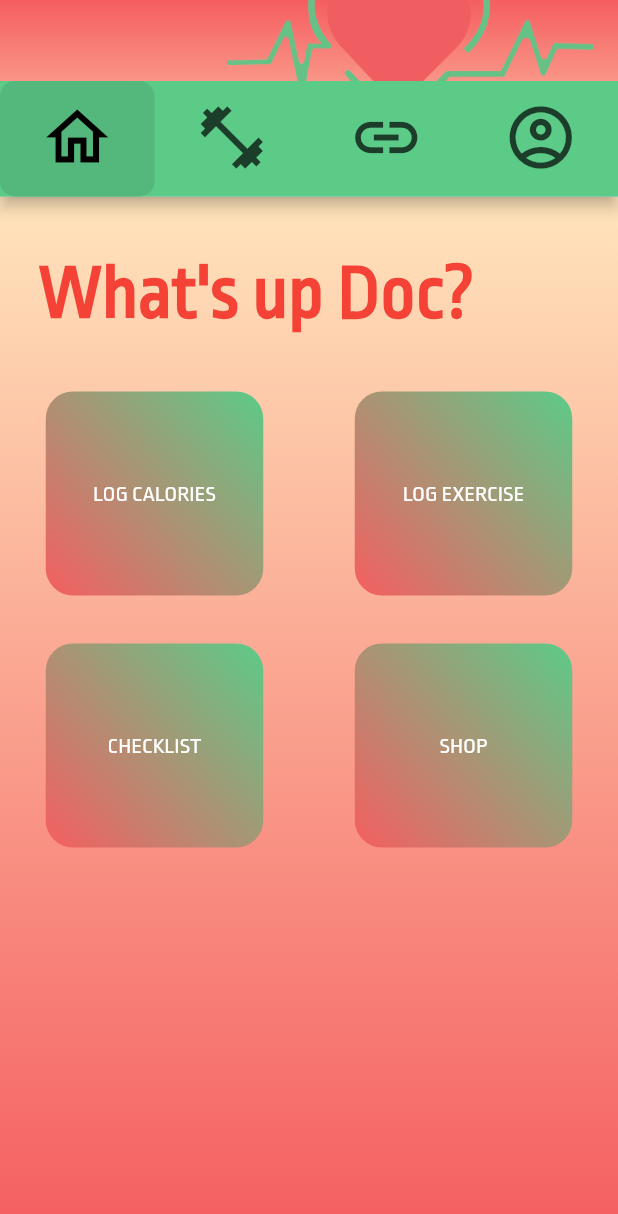
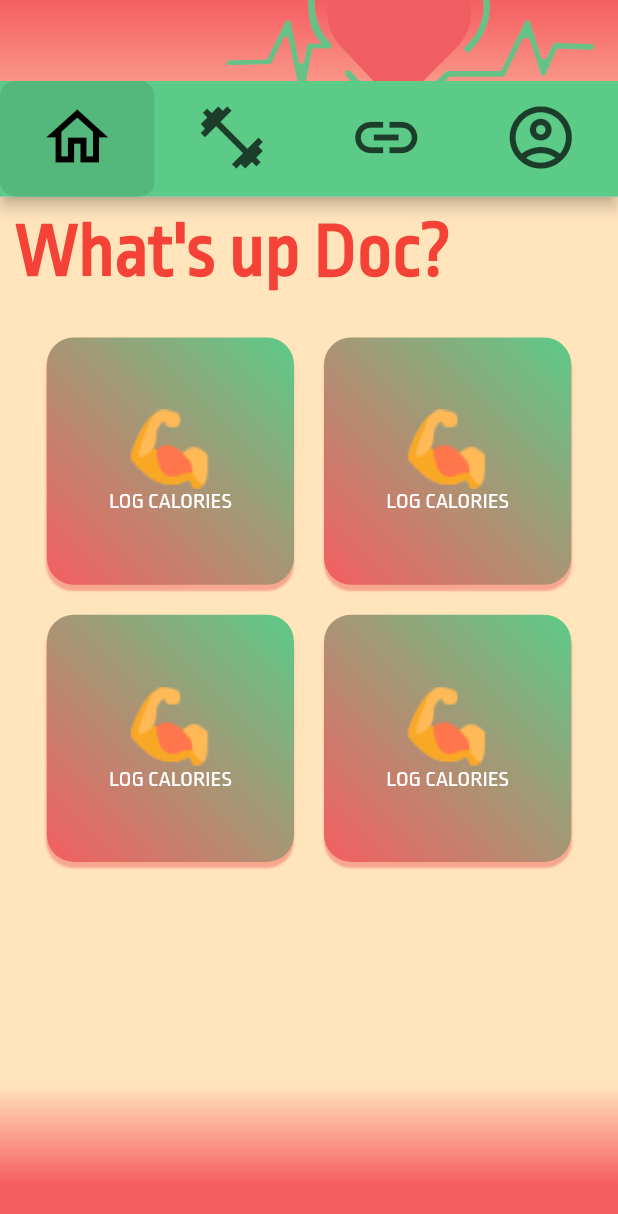
Before and after one commit to jbonnelycke/at-health, a Flutter app: the screen it shows after launch, on a phone screen of 412 x 824 dp. Shown: the top 1214 px of the screen. Run offline on Flutter 3.47's test engine with Material 2 defaults, Android fonts, the light colour scheme and no system bars; our stand-ins replace gradient_app_bar, modal_progress_hud; missing offline and left inert: at_client_mobile, at_commons, at_demo_data, at_utils.

Commit message:
Added Icons, Added Gradient, Made Buttons, Made Home Screen Repsonsive

```diff
--- a/at_health/lib/components/HealthBar.dart
+++ b/at_health/lib/components/HealthBar.dart
@@ -1,13 +1,12 @@
 import 'package:flutter/cupertino.dart';
 import 'package:flutter/material.dart';
 import 'package:gradient_app_bar/gradient_app_bar.dart';
-import 'package:health/components/CompTabBar.dart';
 
 Widget HealthBar({Widget bottom}) {
   var gradientAppBar = new GradientAppBar(
     title: Padding(
       padding: const EdgeInsets.fromLTRB(135, 0, 0, 0),
-      child: Image.asset('assets/health_logo.png'),
+      child: Image.asset('assets/img/health_logo.png'),
     ),
     bottom: bottom,
     gradient: LinearGradient(
@@ -17,44 +16,3 @@ Widget HealthBar({Widget bottom}) {
   );
   return gradientAppBar;
 }
-
-// class Yes extends StatelessWidget {
-//   @override
-//   Widget build(BuildContext context) {
-//     // TODO: implement build
-//     return Container(
-//       height: 200.0,
-//       width: 200.0,
-//       child: GridView.count(
-//           crossAxisCount: 2,
-//           children: List.generate(4, (index) {
-//             return Center(
-//                 child: Container(
-//               height: 75,
-//               width: 100.0,
-//               child: Center(child: Text('Junior')),
-//               color: Colors.red[200],
-//             ));
-//           })),
-//     );
-//   }
-// }
-
-// class HealthBar extends StatefulWidget implements  {
-//   @override
-//   State<StatefulWidget> createState() {
-//     // TODO: implement createState
-//     return _HealthBarState();
-//     throw UnimplementedError();
-//   }
-// }
-
-// class _HealthBarState extends State<HealthBar> {
-//   @override
-//   Widget build(BuildContext context) {
-//     return Scaffold(
-//         appBar: AppBar(
-//       title: Image.asset("assets/health_polo.png"),
-//       centerTitle: true,
-//     ));
-//   }
--- a/at_health/lib/screens/challenge_screen.dart
+++ b/at_health/lib/screens/challenge_screen.dart
@@ -3,7 +3,8 @@ import 'package:flutter/material.dart';
 import 'package:gradient_app_bar/gradient_app_bar.dart';
 import 'package:health/components/CompTabBar.dart';
 import 'package:health/components/HealthBar.dart';
-import 'package:health/screens/tabs/homeScreen.dart';
+import 'package:health/screens/tabs/HomeScreenTab.dart';
+// import 'package:health/screens/tabs/homeScreen.dart';
 
 class ChallengeScreen extends StatefulWidget {
   static final String id = 'challenge';
@@ -25,15 +26,19 @@ class _ChallengeScreenState extends State<ChallengeScreen> {
               decoration: BoxDecoration(
                   gradient: LinearGradient(
                       begin: Alignment.topCenter,
-                      end: Alignment.bottomCenter,
-                      colors: [Color(0xffFFE4BC), Color(0xffF55E61)])),
+                      end: Alignment(0.0, 0.9),
+                      colors: [Color(0xffFFE4BC), Color(0xffF55E61)],
+                      stops: [0.9, 1])),
+              child: Padding(
+                padding: const EdgeInsets.all(10.0),
                 child: TabBarView(
                   children: [
-                  HomeScreenTab(),
+                    HomeScreenTab(context),
                     Text("Junior"),
                     Text("Was"),
                     Text("Here")
                   ],
+                ),
               ))),
     );
   }
--- /dev/null
+++ b/at_health/lib/screens/tabs/HomeScreenTab.dart
@@ -0,0 +1,238 @@
+// import 'dart:html';
+
+import 'package:flutter/material.dart';
+
+Widget HomeScreenTab(BuildContext context) {
+  return Column(
+    children: [
+      Container(
+        margin: EdgeInsets.only(bottom: 30.0),
+        child: Align(
+          alignment: Alignment.centerLeft,
+          child: Text(
+            'What\'s up Doc?',
+            textAlign: TextAlign.left,
+            style: TextStyle(
+                fontSize: 50,
+                fontFamily: 'RopaSans',
+                fontWeight: FontWeight.bold,
+                color: Colors.red),
+          ),
+        ),
+      ),
+      Container(
+          width: (MediaQuery.of(context).size.width * 0.8) + 20,
+          margin: EdgeInsets.only(bottom: 20.0),
+          child: Row(
+              mainAxisAlignment: MainAxisAlignment.spaceBetween,
+              children: <Widget>[
+                SizedBox(
+                  width: (MediaQuery.of(context).size.width * 0.8) / 2,
+                  height: (MediaQuery.of(context).size.width * 0.8) / 2,
+                  child: MaterialButton(
+                    padding: EdgeInsets.all(0),
+                    textColor: Colors.white,
+                    splashColor: Colors.greenAccent,
+                    // elevation: 8.0,
+                    shape: RoundedRectangleBorder(
+                      borderRadius: BorderRadius.circular(18.0),
+                    ),
+                    child: Container(
+                      // width: 200,
+                      // height: 100,
+                      decoration: BoxDecoration(
+                          borderRadius: BorderRadius.circular(18),
+                          gradient: LinearGradient(
+                              begin: Alignment.topRight,
+                              end: Alignment.bottomLeft,
+                              colors: [Color(0xff5CCB88), Color(0xffF55E61)]),
+                          boxShadow: [
+                            BoxShadow(
+                                color: Color(0xfff48d7b).withOpacity(0.7),
+                                blurRadius: 0.4,
+                                offset: Offset(0, 4))
+                          ]),
+                      child: Center(
+                        child: Padding(
+                          padding: const EdgeInsets.all(0),
+                          child: Column(
+                            mainAxisAlignment: MainAxisAlignment.center,
+                            children: [
+                              Image.asset("assets/img/icons8-biceps-48 1.png"),
+                              Text("LOG CALORIES",
+                                  textAlign: TextAlign.center,
+                                  style: TextStyle(
+                                    fontSize: 15,
+                                    fontFamily: 'RopaSans',
+                                  )),
+                            ],
+                          ),
+                        ),
+                      ),
+                    ),
+                    // ),
+                    onPressed: () {
+                      print('Tapped');
+                    },
+                  ),
+                ),
+                SizedBox(
+                  width: (MediaQuery.of(context).size.width * 0.8) / 2,
+                  height: (MediaQuery.of(context).size.width * 0.8) / 2,
+                  child: MaterialButton(
+                    padding: EdgeInsets.all(0),
+                    textColor: Colors.white,
+                    splashColor: Colors.greenAccent,
+                    // elevation: 8.0,
+                    shape: RoundedRectangleBorder(
+                      borderRadius: BorderRadius.circular(18.0),
+                    ),
+                    child: Container(
+                      // width: 200,
+                      // height: 100,
+                      decoration: BoxDecoration(
+                          borderRadius: BorderRadius.circular(18),
+                          gradient: LinearGradient(
+                              begin: Alignment.topRight,
+                              end: Alignment.bottomLeft,
+                              colors: [Color(0xff5CCB88), Color(0xffF55E61)]),
+                          boxShadow: [
+                            BoxShadow(
+                                color: Color(0xfff48d7b).withOpacity(0.7),
+                                blurRadius: 0.4,
+                                offset: Offset(0, 4))
+                          ]),
+                      child: Center(
+                        child: Padding(
+                          padding: const EdgeInsets.all(0),
+                          child: Column(
+                            mainAxisAlignment: MainAxisAlignment.center,
+                            children: [
+                              Image.asset("assets/img/icons8-biceps-48 1.png"),
+                              Text("LOG CALORIES",
+                                  textAlign: TextAlign.center,
+                                  style: TextStyle(
+                                    fontSize: 15,
+                                    fontFamily: 'RopaSans',
+                                  )),
+                            ],
+                          ),
+                        ),
+                      ),
+                    ),
+                    // ),
+                    onPressed: () {
+                      print('Tapped');
+                    },
+                  ),
+                ),
+              ])),
+      Container(
+          width: (MediaQuery.of(context).size.width * 0.8) + 20,
+          child: Row(
+              mainAxisAlignment: MainAxisAlignment.spaceBetween,
+              children: <Widget>[
+                SizedBox(
+                  width: (MediaQuery.of(context).size.width * 0.8) / 2,
+                  height: (MediaQuery.of(context).size.width * 0.8) / 2,
+                  child: MaterialButton(
+                    padding: EdgeInsets.all(0),
+                    textColor: Colors.white,
+                    splashColor: Colors.greenAccent,
+                    // elevation: 8.0,
+                    shape: RoundedRectangleBorder(
+                      borderRadius: BorderRadius.circular(18.0),
+                    ),
+                    child: Container(
+                      // width: 200,
+                      // height: 100,
+                      decoration: BoxDecoration(
+                          borderRadius: BorderRadius.circular(18),
+                          gradient: LinearGradient(
+                              begin: Alignment.topRight,
+                              end: Alignment.bottomLeft,
+                              colors: [Color(0xff5CCB88), Color(0xffF55E61)]),
+                          boxShadow: [
+                            BoxShadow(
+                                color: Color(0xfff48d7b).withOpacity(0.7),
+                                blurRadius: 0.4,
+                                offset: Offset(0, 4))
+                          ]),
+                      child: Center(
+                        child: Padding(
+                          padding: const EdgeInsets.all(0),
+                          child: Column(
+                            mainAxisAlignment: MainAxisAlignment.center,
+                            children: [
+                              Image.asset("assets/img/icons8-biceps-48 1.png"),
+                              Text("LOG CALORIES",
+                                  textAlign: TextAlign.center,
+                                  style: TextStyle(
+                                    fontSize: 15,
+                                    fontFamily: 'RopaSans',
+                                  )),
+                            ],
+                          ),
+                        ),
+                      ),
+                    ),
+                    // ),
+                    onPressed: () {
+                      print('Tapped');
+                    },
+                  ),
+                ),
+                SizedBox(
+                  width: (MediaQuery.of(context).size.width * 0.8) / 2,
+                  height: (MediaQuery.of(context).size.width * 0.8) / 2,
+                  child: MaterialButton(
+                    padding: EdgeInsets.all(0),
+                    textColor: Colors.white,
+                    splashColor: Colors.greenAccent,
+                    // elevation: 8.0,
+                    shape: RoundedRectangleBorder(
+                      borderRadius: BorderRadius.circular(18.0),
+                    ),
+                    child: Container(
+                      // width: 200,
+                      // height: 100,
+                      decoration: BoxDecoration(
+                          borderRadius: BorderRadius.circular(18),
+                          gradient: LinearGradient(
+                              begin: Alignment.topRight,
+                              end: Alignment.bottomLeft,
+                              colors: [Color(0xff5CCB88), Color(0xffF55E61)]),
+                          boxShadow: [
+                            BoxShadow(
+                                color: Color(0xfff48d7b).withOpacity(0.7),
+                                blurRadius: 0.4,
+                                offset: Offset(0, 4))
+                          ]),
+                      child: Center(
+                        child: Padding(
+                          padding: const EdgeInsets.all(0),
+                          child: Column(
+                            mainAxisAlignment: MainAxisAlignment.center,
+                            children: [
+                              Image.asset("assets/img/icons8-biceps-48 1.png"),
+                              Text("LOG CALORIES",
+                                  textAlign: TextAlign.center,
+                                  style: TextStyle(
+                                    fontSize: 15,
+                                    fontFamily: 'RopaSans',
+                                  )),
+                            ],
+                          ),
+                        ),
+                      ),
+                    ),
+                    // ),
+                    onPressed: () {
+                      print('Tapped');
+                    },
+                  ),
+                ),
+              ])),
+    ],
+  );
+}
--- a/at_health/lib/screens/tabs/homeScreen.dart
+++ /dev/null
@@ -1,172 +0,0 @@
-import 'package:flutter/material.dart';
-
-Widget HomeScreenTab() {
-  return Column(
-    children: [
-      Container(
-          width: 500,
-          height: 130,
-          child: Center(
-              child: Padding(
-            padding: const EdgeInsets.fromLTRB(0, 0, 70, 0),
-            child: Text(
-              'What\'s up Doc?',
-              style: TextStyle(
-                  fontSize: 50,
-                  fontFamily: 'RopaSans',
-                  fontWeight: FontWeight.bold,
-                  color: Colors.red),
-            ),
-          ))),
-      Container(
-          width: 500,
-          child: Row(children: <Widget>[
-            Expanded(
-                child: SizedBox(
-                    width: 250,
-                    child: MaterialButton(
-                      //padding: EdgeInsets.all(8.0),
-                      textColor: Colors.white,
-                      splashColor: Colors.greenAccent,
-                      elevation: 8.0,
-                      shape: RoundedRectangleBorder(
-                        borderRadius: BorderRadius.circular(18.0),
-                      ),
-                      child: Container(
-                        width: 145,
-                        decoration: BoxDecoration(
-                          borderRadius: BorderRadius.circular(18),
-                          gradient: LinearGradient(
-                              begin: Alignment.topRight,
-                              end: Alignment.bottomLeft,
-                              colors: [Color(0xff5CCB88), Color(0xffF55E61)]),
-                        ),
-                        child: Padding(
-                          padding: const EdgeInsets.fromLTRB(30, 60, 30, 60),
-                          child: Text("LOG CALORIES",
-                              textAlign: TextAlign.center,
-                              style: TextStyle(
-                                fontSize: 15,
-                                fontFamily: 'RopaSans',
-                              )),
-                        ),
-                      ),
-                      // ),
-                      onPressed: () {
-                        print('Tapped');
-                      },
-                    ))),
-            Expanded(
-                child: SizedBox(
-                    width: 250,
-                    child: MaterialButton(
-                      //padding: EdgeInsets.all(8.0),
-                      textColor: Colors.white,
-                      splashColor: Colors.greenAccent,
-                      elevation: 8.0,
-                      shape: RoundedRectangleBorder(
-                        borderRadius: BorderRadius.circular(18.0),
-                      ),
-                      child: Container(
-                        width: 145,
-                        decoration: BoxDecoration(
-                          borderRadius: BorderRadius.circular(18),
-                          gradient: LinearGradient(
-                              begin: Alignment.topRight,
-                              end: Alignment.bottomLeft,
-                              colors: [Color(0xff5CCB88), Color(0xffF55E61)]),
-                        ),
-                        child: Padding(
-                          padding: const EdgeInsets.fromLTRB(30, 60, 30, 60),
-                          child: Text("LOG EXERCISE",
-                              textAlign: TextAlign.center,
-                              style: TextStyle(
-                                fontSize: 15,
-                                fontFamily: 'RopaSans',
-                              )),
-                        ),
-                      ),
-                      // ),
-                      onPressed: () {
-                        print('Tapped');
-                      },
-                    )))
-          ])),
-      Container(
-          width: 500,
-          height: 200,
-          child: Row(children: <Widget>[
-            Expanded(
-                child: SizedBox(
-                    width: 250,
-                    child: MaterialButton(
-                      //padding: EdgeInsets.all(8.0),
-                      textColor: Colors.white,
-                      splashColor: Colors.greenAccent,
-                      elevation: 8.0,
-                      shape: RoundedRectangleBorder(
-                        borderRadius: BorderRadius.circular(18.0),
-                      ),
-                      child: Container(
-                        width: 145,
-                        decoration: BoxDecoration(
-                          borderRadius: BorderRadius.circular(18),
-                          gradient: LinearGradient(
-                              begin: Alignment.topRight,
-                              end: Alignment.bottomLeft,
-                              colors: [Color(0xff5CCB88), Color(0xffF55E61)]),
-                        ),
-                        child: Padding(
-                          padding: const EdgeInsets.fromLTRB(30, 60, 30, 60),
-                          child: Text("CHECKLIST",
-                              textAlign: TextAlign.center,
-                              style: TextStyle(
-                                fontSize: 15,
-                                fontFamily: 'RopaSans',
-                              )),
-                        ),
-                      ),
-                      // ),
-                      onPressed: () {
-                        print('Tapped');
-                      },
-                    ))),
-            Expanded(
-                child: SizedBox(
-                    width: 250,
-                    child: MaterialButton(
-                      //padding: EdgeInsets.all(8.0),
-                      textColor: Colors.white,
-                      splashColor: Colors.greenAccent,
-                      elevation: 8.0,
-                      shape: RoundedRectangleBorder(
-                        borderRadius: BorderRadius.circular(18.0),
-                      ),
-                      child: Container(
-                        width: 145,
-                        decoration: BoxDecoration(
-                          borderRadius: BorderRadius.circular(18),
-                          gradient: LinearGradient(
-                              begin: Alignment.topRight,
-                              end: Alignment.bottomLeft,
-                              colors: [Color(0xff5CCB88), Color(0xffF55E61)]),
-                        ),
-                        child: Padding(
-                          padding: const EdgeInsets.fromLTRB(30, 60, 30, 60),
-                          child: Text("SHOP",
-                              textAlign: TextAlign.center,
-                              style: TextStyle(
-                                fontSize: 15,
-                                fontFamily: 'RopaSans',
-                              )),
-                        ),
-                      ),
-                      // ),
-                      onPressed: () {
-                        print('Tapped');
-                      },
-                    )))
-          ])),
-    ],
-  );
-}
--- a/at_health/pubspec.yaml
+++ b/at_health/pubspec.yaml
@@ -35,4 +35,4 @@ flutter:
       fonts:
         - asset: assets/RopaSans-Regular.ttf
   assets:
-    - assets/health_logo.png
+    - assets/img/
```
Also changed, not shown: at_health/assets/img/health_logo.png (renamed from at_health/assets/health_logo.png), at_health/assets/img/icons8-biceps-48 1.png (added), at_health/assets/img/icons8-inspection-64 1.png (added), at_health/assets/img/icons8-shop-64 1.png (added), at_health/assets/img/icons8-vegan-food-64 1.png (added). Lines whose indentation alone changed are shown as unchanged.
